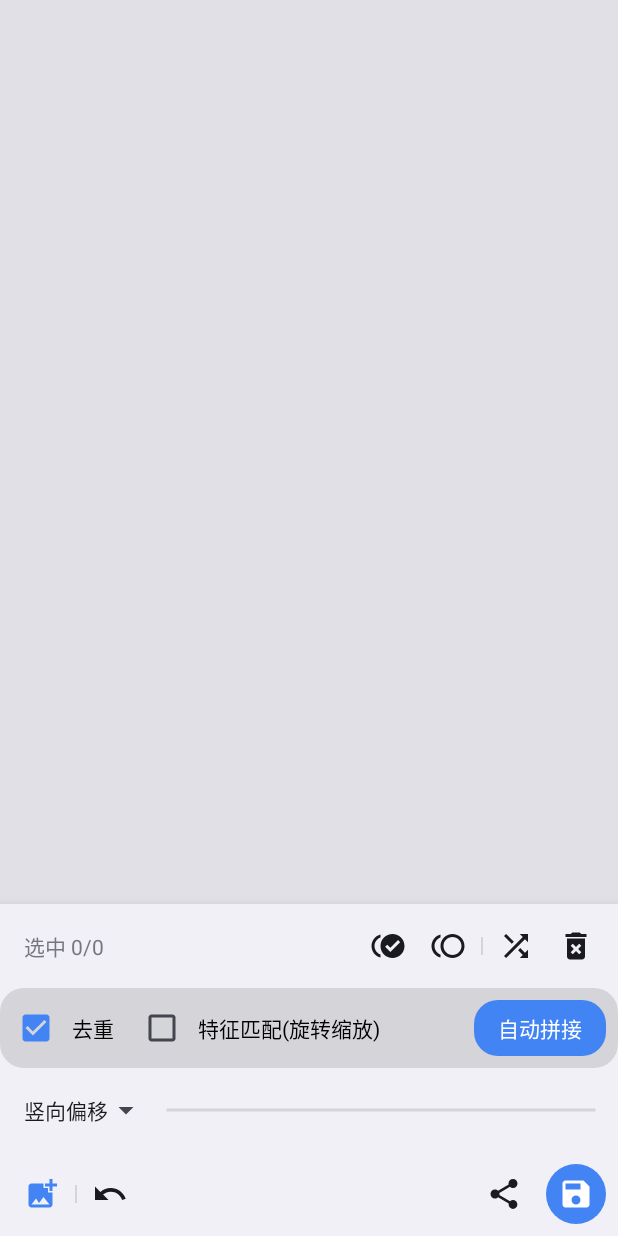
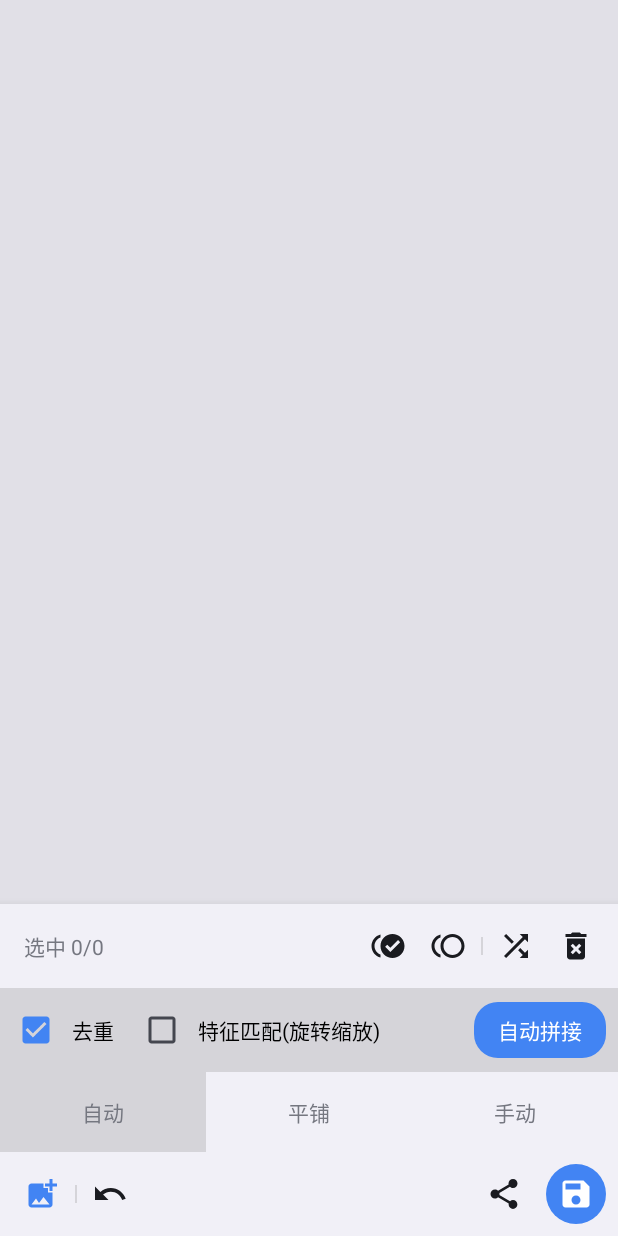
Before and after one commit to ekibun/Stitch, an Android app: the screen it shows after launch (EditActivity), after a tap on "相册导入", on a phone screen of 412 x 824 dp. Run offline under Robolectric (Android 15) with nearby library versions, the phone set to English and light mode, and no system bars.

Commit message:
1. add stitch mode

```diff
--- a/app/src/main/java/soko/ekibun/stitch/EditActivity.kt
+++ b/app/src/main/java/soko/ekibun/stitch/EditActivity.kt
@@ -19,6 +19,7 @@ import android.util.Log
 import android.view.View
 import android.view.inputmethod.InputMethodManager
 import android.widget.*
+import androidx.core.view.setPadding
 import androidx.core.widget.doAfterTextChanged
 import kotlinx.coroutines.Dispatchers
 import kotlinx.coroutines.MainScope
@@ -52,6 +53,56 @@ class EditActivity : Activity() {
   private val numberB by lazy { findViewById<EditText>(R.id.menu_edit_b) }
   private val numberDiv by lazy { findViewById<View>(R.id.menu_edit_divider) }
   private val dropdown by lazy { findViewById<TextView>(R.id.menu_dropdown) }
+  private val panelAuto by lazy { findViewById<View>(R.id.panel_auto) }
+  private val panelSeekbar by lazy { findViewById<View>(R.id.panel_seekbar) }
+  private val switchHorizon by lazy { findViewById<CheckBox>(R.id.switch_horizon) }
+
+  private val tabviews by lazy {
+    findViewById<LinearLayout>(R.id.panel_tab).let { layout ->
+      val padding = (resources.displayMetrics.density * 16).roundToInt()
+      StitchType.values().mapIndexed { i, it ->
+        TextView(this).apply {
+          text = it.label
+          tag = it
+          textAlignment = TextView.TEXT_ALIGNMENT_CENTER
+          setPadding(padding)
+          setOnClickListener { _ ->
+            stitchType = it
+            updateSelectInfo()
+          }
+          layout.addView(
+            this, i, LinearLayout.LayoutParams(
+              0, LinearLayout.LayoutParams.WRAP_CONTENT, 1f
+            )
+          )
+        }
+      }
+    }
+  }
+
+  fun updateTab() {
+    tabviews.forEach {
+      it.setBackgroundResource(if (it.tag == stitchType) R.color.opaque else 0)
+    }
+    when (stitchType) {
+      StitchType.AUTO -> {
+        panelSeekbar.visibility = View.GONE
+        panelAuto.visibility = View.VISIBLE
+      }
+      StitchType.TILE -> {
+        panelSeekbar.visibility = View.VISIBLE
+        panelAuto.visibility = View.GONE
+        switchHorizon.visibility = View.VISIBLE
+        dropdown.visibility = View.GONE
+      }
+      StitchType.MAN -> {
+        panelSeekbar.visibility = View.VISIBLE
+        panelAuto.visibility = View.GONE
+        switchHorizon.visibility = View.GONE
+        dropdown.visibility = View.VISIBLE
+      }
+    }
+  }
 
   data class SelectItemInfo(
     val roundOf: Int,
@@ -69,6 +120,12 @@ class EditActivity : Activity() {
   )
   private var selectIndex = R.string.label_dy
 
+  enum class StitchType(var label: String) {
+    AUTO("自动"), TILE("平铺"), MAN("手动")
+  }
+
+  private var stitchType = StitchType.AUTO
+
   private val projectKey by lazy { intent.extras!!.getString("project")!! }
   val project by lazy { App.getProject(projectKey) }
 
@@ -79,7 +136,9 @@ class EditActivity : Activity() {
   }
 
   private fun updateNumberView(a: Float? = null, b: Float? = null) {
-    val (roundOf, showB) = selectItems[selectIndex] ?: (0 to false)
+    val (roundOf, showB) = if (stitchType == StitchType.MAN)
+      selectItems[selectIndex] ?: (0 to false)
+    else (2 to true)
     numberB.visibility = if (showB) View.VISIBLE else View.GONE
     numberDiv.visibility = if (showB) View.VISIBLE else View.GONE
     numberDec.visibility = if (showB) View.GONE else View.VISIBLE
@@ -109,7 +168,20 @@ class EditActivity : Activity() {
   fun setNumber(a: Float? = null, b: Float? = null, relative: Boolean = false) {
     val selected = selectedStitchInfo
     if (selected.isNotEmpty()) selected.forEach {
-      when (selectIndex) {
+      if (stitchType == StitchType.TILE) {
+        val aa = a ?: seekbar.a
+        val bb = b ?: seekbar.b
+        val rest = 1 - bb + aa
+        it.a = if (rest > 0) aa / rest else 0f
+        it.b = it.a
+        if (switchHorizon.isChecked) {
+          it.dx = (bb - aa) * it.width
+          it.dy = 0f
+        } else {
+          it.dy = (bb - aa) * it.height
+          it.dx = 0f
+        }
+      } else when (selectIndex) {
         R.string.label_dx -> if (a != null) it.dx = if (relative) (a * 2 - 1) * it.width else a
         R.string.label_dy -> if (a != null) it.dy = if (relative) (a * 2 - 1) * it.height else a
         R.string.label_trim -> {
@@ -131,7 +203,7 @@ class EditActivity : Activity() {
   }
 
   private val selectedStitchInfo
-    get() = when (selectIndex) {
+    get() = when (if (stitchType == StitchType.MAN) selectIndex else 0) {
       R.string.label_dx,
       R.string.label_dy,
       R.string.label_trim -> project.stitchInfo.filterIndexed { i, v ->
@@ -144,7 +216,19 @@ class EditActivity : Activity() {
     val selected = selectedStitchInfo
     if (selected.isNotEmpty()) {
       numberView.visibility = View.VISIBLE
-      when (selectIndex) {
+      if (stitchType == StitchType.TILE) {
+        if (switchHorizon.isChecked) {
+          updateNumberView(
+            selected.map { (1 - it.dx / it.width) * it.a }.average().toFloat(),
+            selected.map { it.a + (1 - it.a) * (it.dx / it.width) }.average().toFloat()
+          )
+        } else {
+          updateNumberView(
+            selected.map { (1 - it.dy / it.height) * it.a }.average().toFloat(),
+            selected.map { it.a + (1 - it.a) * (it.dy / it.height) }.average().toFloat()
+          )
+        }
+      } else when (selectIndex) {
         R.string.label_dx -> {
           updateNumberView(selected.map { it.dx }.average().toFloat())
         }
@@ -185,7 +269,16 @@ class EditActivity : Activity() {
     val selected = selectedStitchInfo
     if (selected.isNotEmpty()) {
       seekbar.isEnabled = true
-      when (selectIndex) {
+      if (stitchType == StitchType.TILE) {
+        seekbar.type = RangeSeekbar.TYPE_RANGE
+        if (switchHorizon.isChecked) {
+          seekbar.a = selected.map { (1 - it.dx / it.width) * it.a }.average().toFloat()
+          seekbar.b = selected.map { it.a + (1 - it.a) * (it.dx / it.width) }.average().toFloat()
+        } else {
+          seekbar.a = selected.map { (1 - it.dy / it.height) * it.a }.average().toFloat()
+          seekbar.b = selected.map { it.a + (1 - it.a) * (it.dy / it.height) }.average().toFloat()
+        }
+      } else when (selectIndex) {
         R.string.label_dx -> {
           seekbar.type = RangeSeekbar.TYPE_CENTER
           seekbar.a = selected.map { (it.dx / it.width + 1) / 2 }.average().toFloat()
@@ -232,6 +325,7 @@ class EditActivity : Activity() {
     invalidateView()
     selectInfo.text =
       getString(R.string.label_select, project.selected.size, project.stitchInfo.size)
+    updateTab()
     updateSeekbar()
     updateNumber()
   }
@@ -479,6 +573,13 @@ class EditActivity : Activity() {
         findViewById<CheckBox>(R.id.switch_diff).isChecked
       )
     }
+    switchHorizon.setOnCheckedChangeListener { _, _ ->
+      project.updateUndo(switchHorizon) {
+        setNumber()
+      }
+      updateSeekbar()
+      invalidateView()
+    }
     numberA.doAfterTextChanged {
       if (!numberA.isFocused) return@doAfterTextChanged
       val newNum = it?.toString()?.toFloatOrNull() ?: return@doAfterTextChanged
--- a/app/src/main/res/layout/activity_edit.xml
+++ b/app/src/main/res/layout/activity_edit.xml
@@ -87,10 +87,10 @@
 
 
         <LinearLayout
+            android:id="@+id/panel_auto"
             android:layout_width="match_parent"
-            android:layout_height="wrap_content"
-            android:background="@drawable/bg_rect"
-            android:backgroundTint="@color/opaque"
+            android:layout_height="56dp"
+            android:background="@color/opaque"
             android:gravity="center_vertical"
             android:padding="8dp">
 
@@ -137,10 +137,20 @@
         </LinearLayout>
 
         <LinearLayout
+            android:id="@+id/panel_seekbar"
             android:layout_width="match_parent"
-            android:layout_height="wrap_content"
+            android:layout_height="56dp"
             android:gravity="center_vertical"
+            android:background="@color/opaque"
             android:padding="8dp">
+
+            <CheckBox
+                android:id="@+id/switch_horizon"
+                android:layout_width="wrap_content"
+                android:layout_height="wrap_content"
+                android:gravity="center"
+                android:padding="8dp"
+                android:text="横向" />
 
             <TextView
                 android:id="@+id/menu_dropdown"
@@ -218,6 +228,12 @@
         </LinearLayout>
 
         <LinearLayout
+            android:id="@+id/panel_tab"
+            android:layout_width="match_parent"
+            android:layout_height="wrap_content"
+            android:orientation="horizontal" />
+
+        <LinearLayout
             android:layout_width="match_parent"
             android:layout_height="wrap_content"
             android:gravity="center"
```
Also changed, not shown: app/src/main/java/soko/ekibun/stitch/RangeSeekbar.kt (+10 -0 lines).
